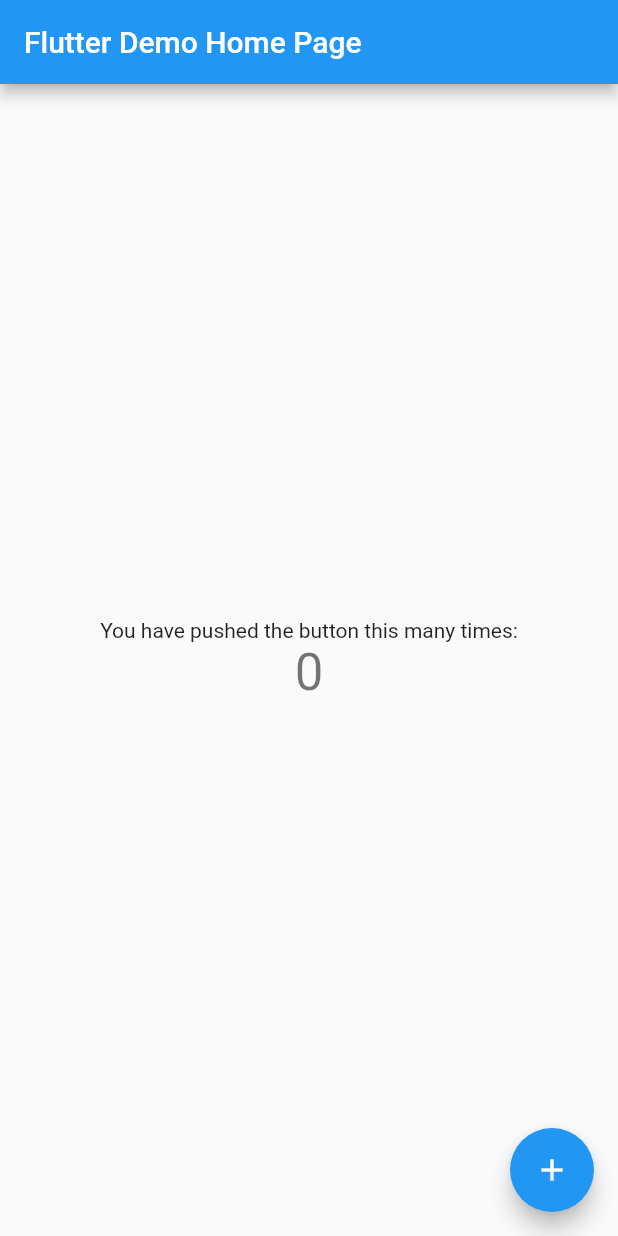
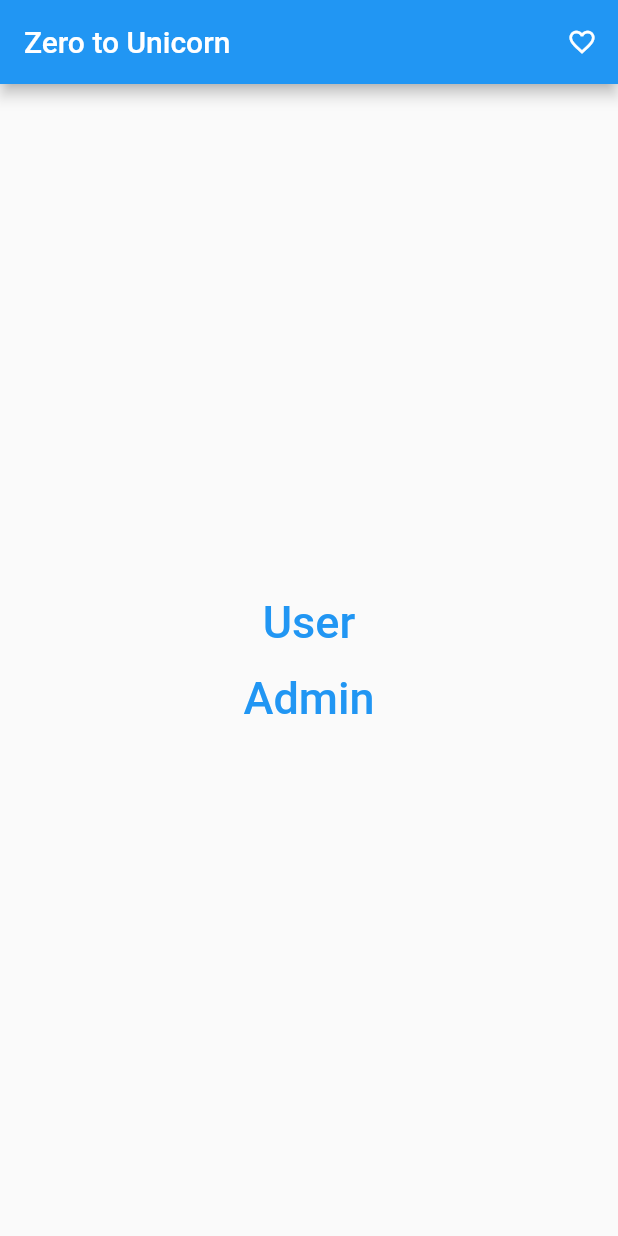
Before and after one commit to asmfahim1/master_packages, a Flutter app: the screen it shows after launch, on a phone screen of 412 x 824 dp. Run offline on Flutter 3.47's test engine with Material 2 defaults, Android fonts, the phone set to English and light mode, and no system bars.

Commit message:
adding folders,widgets

```diff
--- a/lib/main.dart
+++ b/lib/main.dart
@@ -1,4 +1,5 @@
 import 'package:flutter/material.dart';
+import 'package:master_package/screens/home_screen.dart';
 
 void main() {
   runApp(const MyApp());
@@ -6,110 +7,14 @@ void main() {
 
 class MyApp extends StatelessWidget {
   const MyApp({Key? key}) : super(key: key);
-
-  // This widget is the root of your application.
   @override
   Widget build(BuildContext context) {
     return MaterialApp(
       title: 'Flutter Demo',
       theme: ThemeData(
-        // This is the theme of your application.
-        //
-        // Try running your application with "flutter run". You'll see the
-        // application has a blue toolbar. Then, without quitting the app, try
-        // changing the primarySwatch below to Colors.green and then invoke
-        // "hot reload" (press "r" in the console where you ran "flutter run",
-        // or simply save your changes to "hot reload" in a Flutter IDE).
-        // Notice that the counter didn't reset back to zero; the application
-        // is not restarted.
         primarySwatch: Colors.blue,
       ),
-      home: const MyHomePage(title: 'Flutter Demo Home Page'),
+      home: const HomeScreen(),
     );
   }
 }
-
-class MyHomePage extends StatefulWidget {
-  const MyHomePage({Key? key, required this.title}) : super(key: key);
-
-  // This widget is the home page of your application. It is stateful, meaning
-  // that it has a State object (defined below) that contains fields that affect
-  // how it looks.
-
-  // This class is the configuration for the state. It holds the values (in this
-  // case the title) provided by the parent (in this case the App widget) and
-  // used by the build method of the State. Fields in a Widget subclass are
-  // always marked "final".
-
-  final String title;
-
-  @override
-  State<MyHomePage> createState() => _MyHomePageState();
-}
-
-class _MyHomePageState extends State<MyHomePage> {
-  int _counter = 0;
-
-  void _incrementCounter() {
-    setState(() {
-      // This call to setState tells the Flutter framework that something has
-      // changed in this State, which causes it to rerun the build method below
-      // so that the display can reflect the updated values. If we changed
-      // _counter without calling setState(), then the build method would not be
-      // called again, and so nothing would appear to happen.
-      _counter++;
-    });
-  }
-
-  @override
-  Widget build(BuildContext context) {
-    // This method is rerun every time setState is called, for instance as done
-    // by the _incrementCounter method above.
-    //
-    // The Flutter framework has been optimized to make rerunning build methods
-    // fast, so that you can just rebuild anything that needs updating rather
-    // than having to individually change instances of widgets.
-    return Scaffold(
-      appBar: AppBar(
-        // Here we take the value from the MyHomePage object that was created by
-        // the App.build method, and use it to set our appbar title.
-        title: Text(widget.title),
-      ),
-      body: Center(
-        // Center is a layout widget. It takes a single child and positions it
-        // in the middle of the parent.
-        child: Column(
-          // Column is also a layout widget. It takes a list of children and
-          // arranges them vertically. By default, it sizes itself to fit its
-          // children horizontally, and tries to be as tall as its parent.
-          //
-          // Invoke "debug painting" (press "p" in the console, choose the
-          // "Toggle Debug Paint" action from the Flutter Inspector in Android
-          // Studio, or the "Toggle Debug Paint" command in Visual Studio Code)
-          // to see the wireframe for each widget.
-          //
-          // Column has various properties to control how it sizes itself and
-          // how it positions its children. Here we use mainAxisAlignment to
-          // center the children vertically; the main axis here is the vertical
-          // axis because Columns are vertical (the cross axis would be
-          // horizontal).
-          mainAxisAlignment: MainAxisAlignment.center,
-          children: <Widget>[
-            const Text(
-              'You have pushed the button this many times:',
-            ),
-            Text(
-              '$_counter',
-              style: Theme.of(context).textTheme.headline4,
-            ),
-          ],
-        ),
-      ),
-      floatingActionButton: FloatingActionButton(
-        onPressed: _incrementCounter,
-        tooltip: 'Increment',
-        child: const Icon(Icons.add),
-      ), // This trailing comma makes auto-formatting nicer for build methods.
-    );
-  }
-}
--- /dev/null
+++ b/lib/screens/home_screen.dart
@@ -0,0 +1,41 @@
+import 'dart:ui';
+
+import 'package:flutter/material.dart';
+
+class HomeScreen extends StatelessWidget {
+  const HomeScreen({Key? key}) : super(key: key);
+
+  @override
+  Widget build(BuildContext context) {
+    return Scaffold(
+      appBar: AppBar(
+        title: const Text("Zero to Unicorn"),
+        actions: [
+          IconButton(
+              onPressed: () {},
+              icon: const Icon(
+                Icons.favorite_outline_outlined,
+                size: 20,
+              ))
+        ],
+      ),
+      body: Center(
+        child: Column(
+          mainAxisAlignment: MainAxisAlignment.center,
+          children: [
+            TextButton(
+                onPressed: () {},
+                child: const Text(
+                  "User",
+                  style: TextStyle(fontSize: 30),
+                )),
+            TextButton(
+              onPressed: () {},
+              child: const Text("Admin", style: TextStyle(fontSize: 30)),
+            )
+          ],
+        ),
+      ),
+    );
+  }
+}
```
Also changed, not shown: lib/screens/admin_screen.dart (added, +15 -0 lines), lib/screens/user_scren.dart (added, +37 -0 lines).
